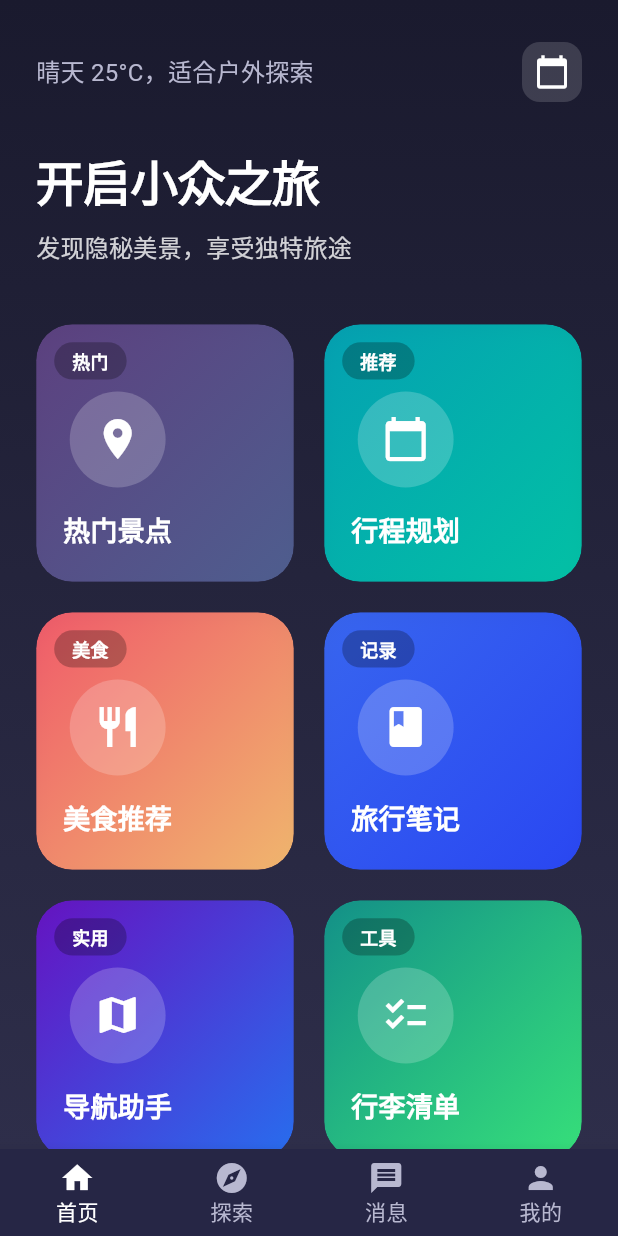
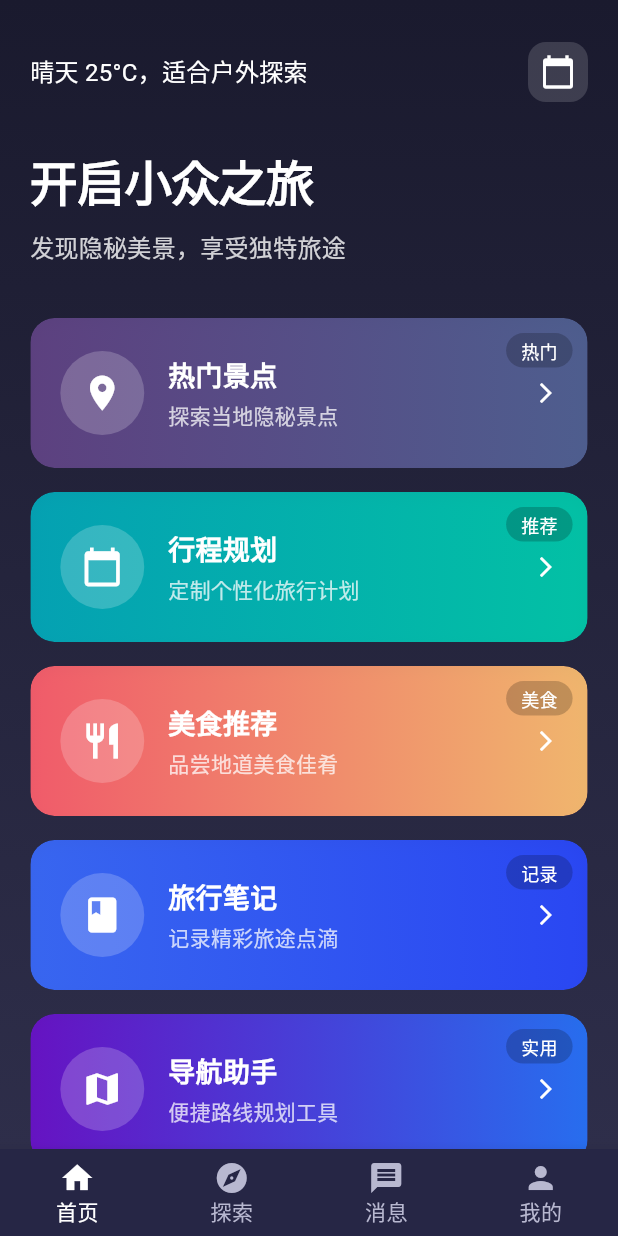
Before and after one commit to eternalcoder12/travel_joy, a Flutter app: the HomeScreen screen opened by its route, on a phone screen of 412 x 824 dp. Run offline on Flutter 3.47's test engine with Material 3 defaults, Android fonts, the phone set to English and light mode, and no system bars; our stand-ins replace shared_preferences; accounts and stored records are empty.

Commit message:
重新设计卡片布局：改为水平排列、增加副标题、优化空间利用

```diff
--- a/lib/screens/home/home_screen.dart
+++ b/lib/screens/home/home_screen.dart
@@ -92,6 +92,7 @@ class _HomeTabState extends State<_HomeTab> with TickerProviderStateMixin {
   final List<Map<String, dynamic>> _featureCards = [
     {
       'title': '热门景点',
+      'subtitle': '探索当地隐秘景点',
       'icon': Icons.location_on,
       'tag': '热门',
       'tagColor': Colors.orange,
@@ -102,6 +103,7 @@ class _HomeTabState extends State<_HomeTab> with TickerProviderStateMixin {
     },
     {
       'title': '行程规划',
+      'subtitle': '定制个性化旅行计划',
       'icon': Icons.calendar_today,
       'tag': '推荐',
       'tagColor': Colors.green,
@@ -112,6 +114,7 @@ class _HomeTabState extends State<_HomeTab> with TickerProviderStateMixin {
     },
     {
       'title': '美食推荐',
+      'subtitle': '品尝地道美食佳肴',
       'icon': Icons.restaurant,
       'tag': '美食',
       'tagColor': Colors.red,
@@ -122,6 +125,7 @@ class _HomeTabState extends State<_HomeTab> with TickerProviderStateMixin {
     },
     {
       'title': '旅行笔记',
+      'subtitle': '记录精彩旅途点滴',
       'icon': Icons.book,
       'tag': '记录',
       'tagColor': Colors.blue,
@@ -132,6 +136,7 @@ class _HomeTabState extends State<_HomeTab> with TickerProviderStateMixin {
     },
     {
       'title': '导航助手',
+      'subtitle': '便捷路线规划工具',
       'icon': Icons.map,
       'tag': '实用',
       'tagColor': Colors.purple,
@@ -142,6 +147,7 @@ class _HomeTabState extends State<_HomeTab> with TickerProviderStateMixin {
     },
     {
       'title': '行李清单',
+      'subtitle': '旅行装备智能提醒',
       'icon': Icons.checklist,
       'tag': '工具',
       'tagColor': Colors.teal,
@@ -229,9 +235,9 @@ class _HomeTabState extends State<_HomeTab> with TickerProviderStateMixin {
         child: SingleChildScrollView(
           child: Padding(
             padding: const EdgeInsets.symmetric(
-              horizontal: 24.0,
+              horizontal: 20.0,
               vertical: 28.0,
-            ), // 增加边距，更加大气
+            ),
             child: Column(
               crossAxisAlignment: CrossAxisAlignment.start,
               children: [
@@ -244,6 +250,7 @@ class _HomeTabState extends State<_HomeTab> with TickerProviderStateMixin {
                         _todayInfo,
                         style: Theme.of(context).textTheme.bodyMedium?.copyWith(
                           fontSize: 16.0, // 增大字体
+                          color: Colors.white,
                         ),
                       ),
                     ),
@@ -289,17 +296,11 @@ class _HomeTabState extends State<_HomeTab> with TickerProviderStateMixin {
                   ),
                 ),
 
-                const SizedBox(height: 40.0), // 副标题与卡片间距增加
-                // 功能卡片网格（2x3）- 每行改为2个，让卡片更大
-                GridView.builder(
+                const SizedBox(height: 36.0), // 副标题与卡片间距增加
+                // 功能卡片网格（2x3）- 改为垂直列表样式，每个卡片更丰富
+                ListView.builder(
                   shrinkWrap: true,
                   physics: const NeverScrollableScrollPhysics(),
-                  gridDelegate: const SliverGridDelegateWithFixedCrossAxisCount(
-                    crossAxisCount: 2, // 改为2列
-                    crossAxisSpacing: 20.0, // 增加水平间距
-                    mainAxisSpacing: 20.0, // 增加垂直间距
-                    childAspectRatio: 1.0, // 正方形卡片，更大气
-                  ),
                   itemCount: _featureCards.length,
                   itemBuilder: (context, index) {
                     // 提取卡片数据，确保渐变颜色非空
@@ -308,14 +309,18 @@ class _HomeTabState extends State<_HomeTab> with TickerProviderStateMixin {
                         (cardData['gradientColors'] as List<Color>?) ??
                         _defaultGradient;
 
-                    return _buildFeatureCard(
+                    return Padding(
+                      padding: const EdgeInsets.only(bottom: 16.0),
+                      child: _buildFeatureCard(
                         context: context,
                         title: cardData['title'] as String,
+                        subtitle: cardData['subtitle'] as String,
                         icon: cardData['icon'] as IconData,
                         tag: cardData['tag'] as String,
                         tagColor: cardData['tagColor'] as Color,
                         gradientColors: gradientColors,
                         animation: _slideAnimations?[index],
+                      ),
                     );
                   },
                 ),
@@ -327,10 +332,11 @@ class _HomeTabState extends State<_HomeTab> with TickerProviderStateMixin {
     );
   }
 
-  // 方形功能卡片 - 重新设计，更加现代美观
+  // 横向布局功能卡片 - 更平衡的设计
   Widget _buildFeatureCard({
     required BuildContext context,
     required String title,
+    required String subtitle,
     required IconData icon,
     required String tag,
     required Color tagColor,
@@ -347,7 +353,7 @@ class _HomeTabState extends State<_HomeTab> with TickerProviderStateMixin {
         scale: _hoverScale,
         child: Material(
           color: Colors.transparent,
-          borderRadius: BorderRadius.circular(24.0),
+          borderRadius: BorderRadius.circular(16.0),
           clipBehavior: Clip.antiAlias,
           child: InkWell(
             onTap: () {
@@ -363,34 +369,35 @@ class _HomeTabState extends State<_HomeTab> with TickerProviderStateMixin {
             splashColor: Colors.white.withOpacity(0.1),
             highlightColor: Colors.white.withOpacity(0.05),
             child: Container(
+              height: 100, // 固定高度
               decoration: BoxDecoration(
                 gradient: LinearGradient(
-                  begin: Alignment.topLeft,
-                  end: Alignment.bottomRight,
+                  begin: Alignment.centerLeft,
+                  end: Alignment.centerRight,
                   colors: colors,
                 ),
-                borderRadius: BorderRadius.circular(24.0),
+                borderRadius: BorderRadius.circular(16.0),
                 boxShadow: [
                   BoxShadow(
                     color: colors.first.withOpacity(0.3),
-                    blurRadius: 10.0,
-                    offset: const Offset(0, 4),
+                    blurRadius: 8.0,
+                    offset: const Offset(0, 3),
                   ),
                 ],
               ),
               child: Stack(
                 children: [
-                  // 标签 - 更加精致的胶囊形状
+                  // 标签
                   Positioned(
-                    top: 12,
-                    left: 12,
+                    top: 10,
+                    right: 10,
                     child: Container(
                       padding: const EdgeInsets.symmetric(
-                        horizontal: 12.0,
-                        vertical: 4.0,
+                        horizontal: 10.0,
+                        vertical: 3.0,
                       ),
                       decoration: BoxDecoration(
-                        color: Colors.black.withOpacity(0.25),
+                        color: Colors.black.withOpacity(0.2),
                         borderRadius: BorderRadius.circular(20.0),
                       ),
                       child: Text(
@@ -398,41 +405,67 @@ class _HomeTabState extends State<_HomeTab> with TickerProviderStateMixin {
                         style: TextStyle(
                           color: Colors.white,
                           fontSize: 12.0,
-                          fontWeight: FontWeight.w600,
+                          fontWeight: FontWeight.w500,
                         ),
                       ),
                     ),
                   ),
 
-                  // 主要内容区域 - 居中布局
+                  // 主要内容 - 水平布局
                   Padding(
-                    padding: const EdgeInsets.all(18.0),
-                    child: Column(
-                      mainAxisAlignment: MainAxisAlignment.center,
+                    padding: const EdgeInsets.fromLTRB(20.0, 10.0, 20.0, 10.0),
+                    child: Row(
                       children: [
-                        const SizedBox(height: 24.0), // 为标签留出空间
-                        // 图标 - 居中圆形容器
+                        // 图标容器 - 圆形背景
                         Container(
-                          width: 64.0,
-                          height: 64.0,
+                          width: 56.0,
+                          height: 56.0,
                           decoration: BoxDecoration(
                             color: Colors.white.withOpacity(0.2),
                             shape: BoxShape.circle,
                           ),
-                          child: Icon(icon, color: Colors.white, size: 32.0),
+                          child: Icon(icon, color: Colors.white, size: 28.0),
                         ),
 
-                        const SizedBox(height: 16.0),
+                        const SizedBox(width: 16.0),
 
-                        // 标题 - 居中加粗
+                        // 文字内容 - 左对齐
+                        Expanded(
+                          child: Column(
+                            crossAxisAlignment: CrossAxisAlignment.start,
+                            mainAxisAlignment: MainAxisAlignment.center,
+                            children: [
+                              // 标题
                               Text(
                                 title,
-                          textAlign: TextAlign.center,
                                 style: const TextStyle(
                                   color: Colors.white,
                                   fontSize: 18.0,
                                   fontWeight: FontWeight.bold,
                                 ),
+                              ),
+
+                              const SizedBox(height: 4.0),
+
+                              // 副标题
+                              Text(
+                                subtitle,
+                                style: TextStyle(
+                                  color: Colors.white.withOpacity(0.75),
+                                  fontSize: 14.0,
+                                ),
+                                maxLines: 1,
+                                overflow: TextOverflow.ellipsis,
+                              ),
+                            ],
+                          ),
+                        ),
+
+                        // 箭头图标
+                        const Icon(
+                          Icons.arrow_forward_ios,
+                          color: Colors.white,
+                          size: 16.0,
                         ),
                       ],
                     ),
```
Lines whose indentation alone changed are shown as unchanged.
